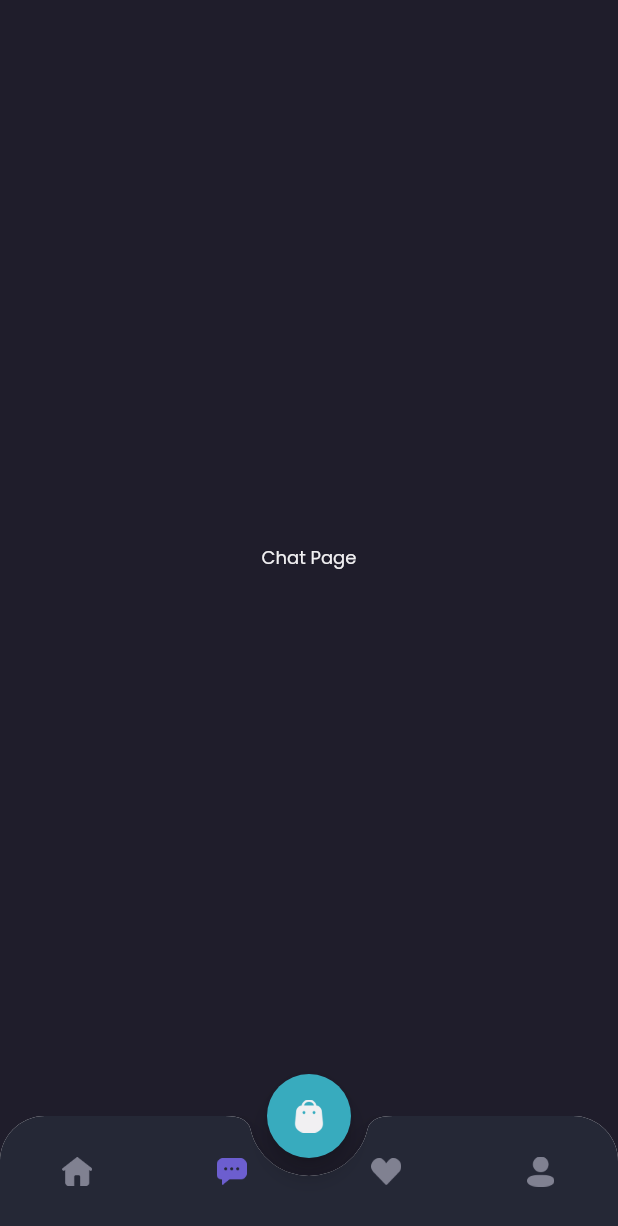
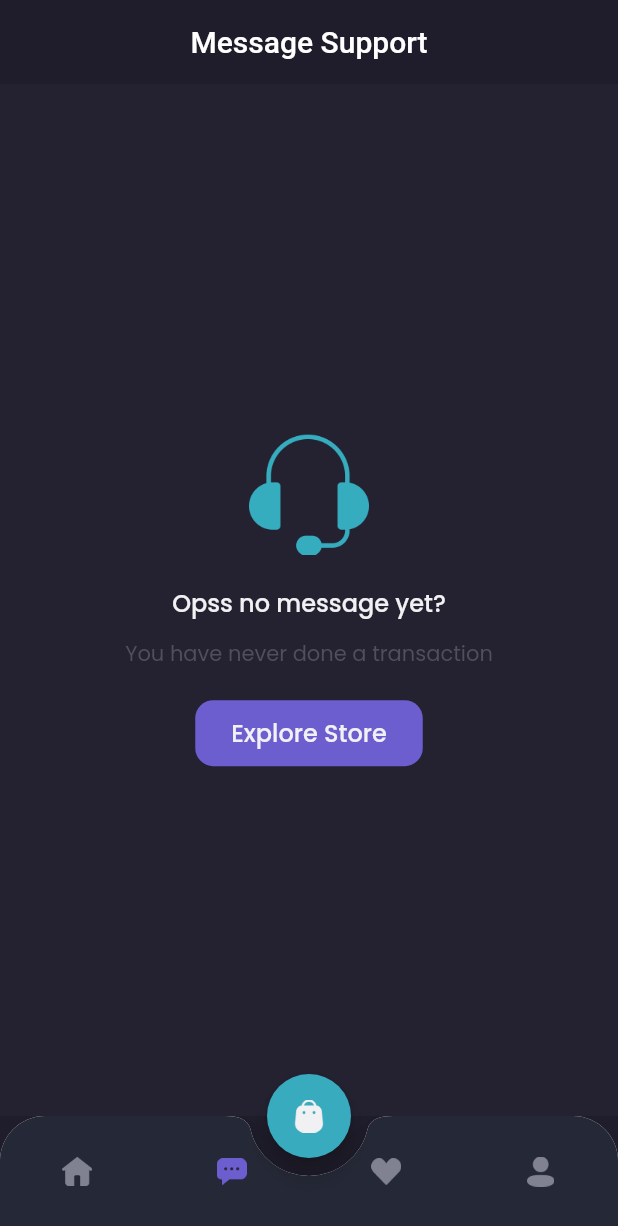
Before and after one commit to nenofetch/bwa_frontend_flutter, a Flutter app: the MainPage screen opened by its route, item 2 of the bottom bar chosen, on a phone screen of 412 x 824 dp. Shown: the top 1226 px of the screen. Run offline on Flutter 3.47's test engine with Material 2 defaults, Android fonts, the phone set to English and light mode, and no system bars; our stand-ins replace google_fonts.

Commit message:
feat: adding chat page style

```diff
--- a/lib/pages/home/chat_page.dart
+++ b/lib/pages/home/chat_page.dart
@@ -4,15 +4,87 @@ import 'package:shamo_frontend/themes.dart';
 class ChatPage extends StatelessWidget {
   const ChatPage({super.key});
 
-  @override
-  Widget build(BuildContext context) {
-    return Center(
-      child: Text(
-        'Chat Page',
-        style: primaryTextStyle.copyWith(
-          fontSize: 12,
+  Widget header() {
+    return AppBar(
+      backgroundColor: backgroundColor1,
+      title: Text('Message Support'),
+      centerTitle: true,
+      elevation: 0,
+      automaticallyImplyLeading: false,
+    );
+  }
+
+  Widget content() {
+    return Expanded(
+      child: Container(
+        width: double.infinity,
+        color: backgroundColor3,
+        child: Column(
+          mainAxisAlignment: MainAxisAlignment.center,
+          children: [
+            Image.asset(
+              'assets/icon_headset.png',
+              width: 80,
+            ),
+            SizedBox(
+              height: 20,
+            ),
+            Text(
+              'Opss no message yet?',
+              style: primaryTextStyle.copyWith(
+                fontSize: 16,
+                fontWeight: medium,
+              ),
+            ),
+            SizedBox(
+              height: 12,
+            ),
+            Text(
+              'You have never done a transaction',
+              style: subtitleTextStyle.copyWith(
+                fontSize: 14,
+                fontWeight: reguler,
+              ),
+            ),
+            SizedBox(
+              height: 20,
+            ),
+            Container(
+              height: 44,
+              child: TextButton(
+                onPressed: () {},
+                style: TextButton.styleFrom(
+                  padding: EdgeInsets.symmetric(
+                    horizontal: 24,
+                    vertical: 10,
+                  ),
+                  backgroundColor: primaryColor,
+                  shape: RoundedRectangleBorder(
+                    borderRadius: BorderRadius.circular(12),
+                  ),
+                ),
+                child: Text(
+                  'Explore Store',
+                  style: primaryTextStyle.copyWith(
+                    fontSize: 16,
+                    fontWeight: medium,
+                  ),
+                ),
+              ),
+            )
+          ],
         ),
       ),
     );
   }
+
+  @override
+  Widget build(BuildContext context) {
+    return Column(
+      children: [
+        header(),
+        content(),
+      ],
+    );
+  }
 }
```
